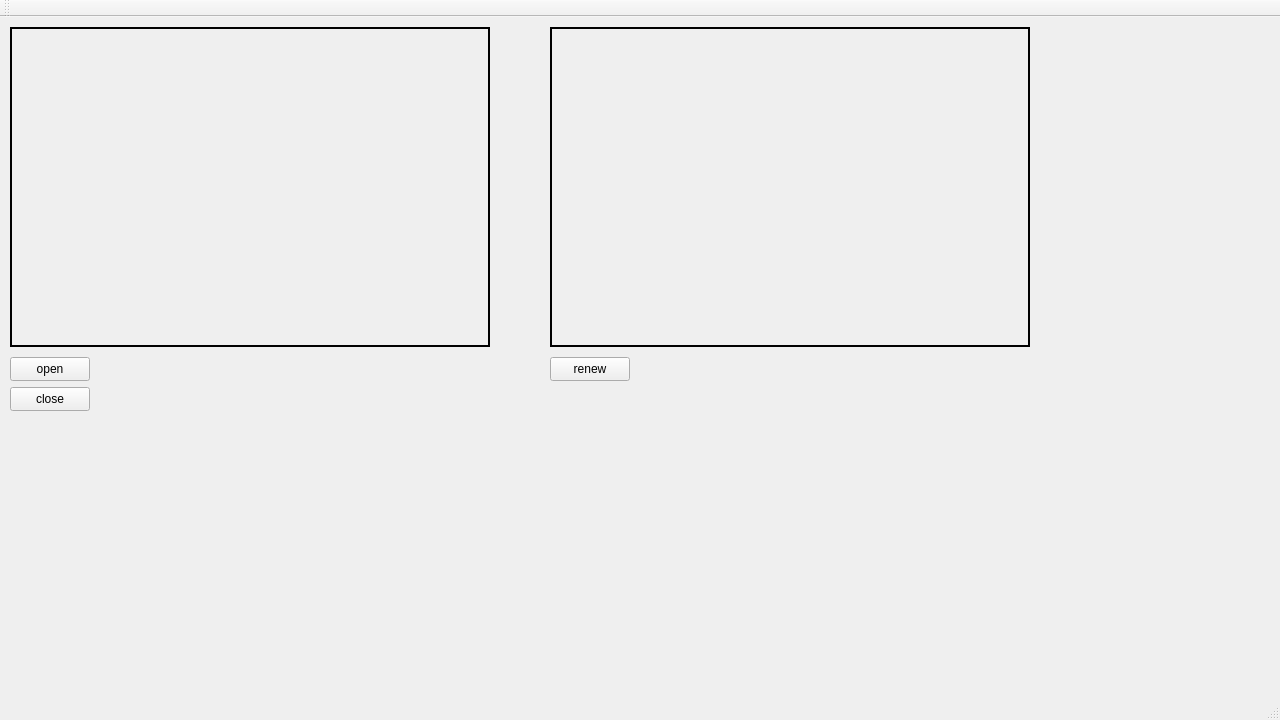
The window that Autotest/frame.ui (gotolafa/ScreenDetect) describes before a commit, drawn with Qt 5.
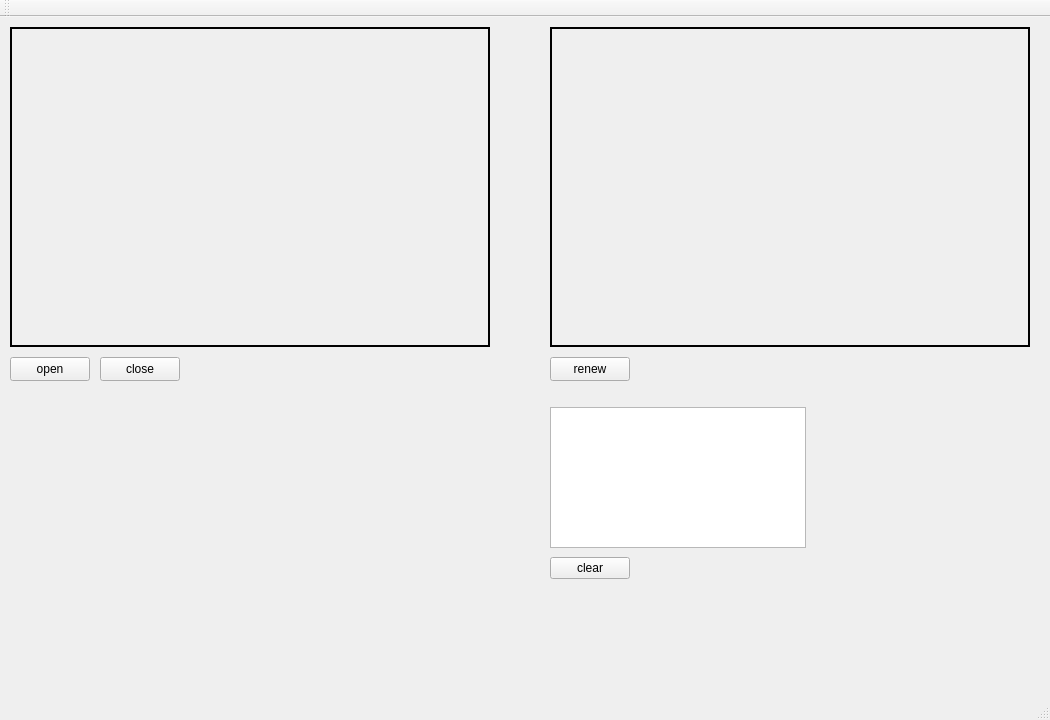
The same window after the commit.

Patch:
```diff
--- a/Autotest/frame.ui
+++ b/Autotest/frame.ui
@@ -6,7 +6,7 @@
    <rect>
     <x>0</x>
     <y>0</y>
-    <width>1280</width>
+    <width>1050</width>
     <height>720</height>
    </rect>
   </property>
@@ -30,8 +30,8 @@
    <widget class="QPushButton" name="close">
     <property name="geometry">
      <rect>
-      <x>10</x>
-      <y>370</y>
+      <x>100</x>
+      <y>340</y>
       <width>80</width>
       <height>24</height>
      </rect>
@@ -88,6 +88,35 @@
      <string>renew</string>
     </property>
    </widget>
+   <widget class="QTextBrowser" name="showThread">
+    <property name="geometry">
+     <rect>
+      <x>550</x>
+      <y>390</y>
+      <width>256</width>
+      <height>141</height>
+     </rect>
+    </property>
+    <property name="sizePolicy">
+     <sizepolicy hsizetype="Fixed" vsizetype="Fixed">
+      <horstretch>0</horstretch>
+      <verstretch>0</verstretch>
+     </sizepolicy>
+    </property>
+   </widget>
+   <widget class="QPushButton" name="clear">
+    <property name="geometry">
+     <rect>
+      <x>550</x>
+      <y>540</y>
+      <width>80</width>
+      <height>22</height>
+     </rect>
+    </property>
+    <property name="text">
+     <string>clear</string>
+    </property>
+   </widget>
   </widget>
   <widget class="QMenuBar" name="menuBar">
    <property name="geometry">
```
Left out of the diff: 4 changed lines with no effect on the pictures.
